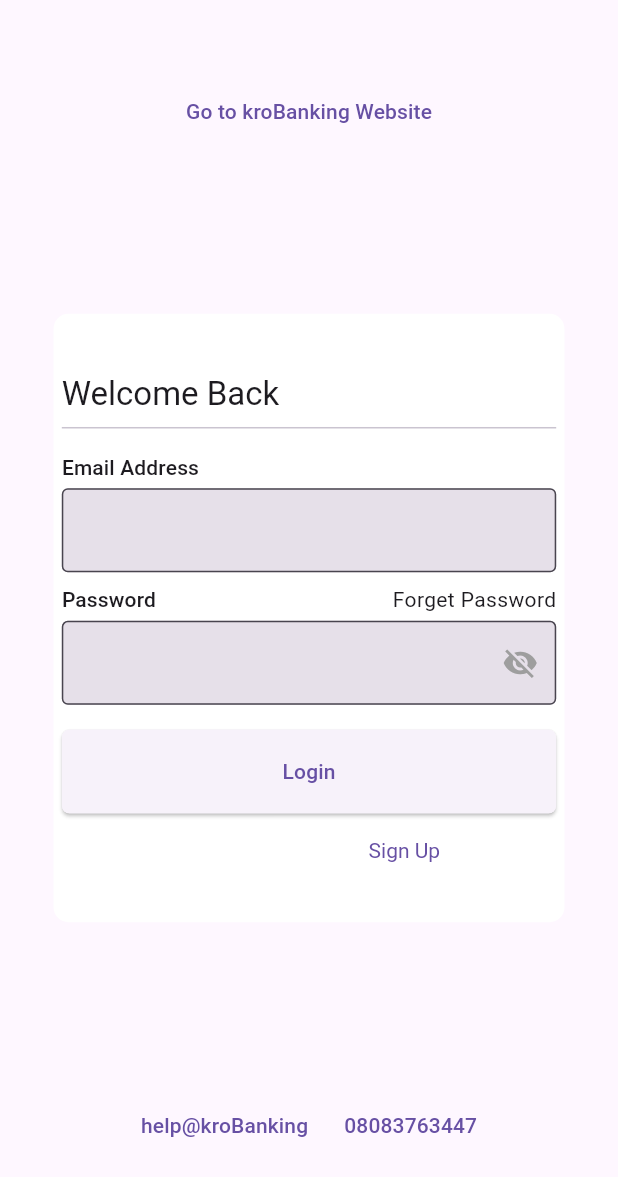
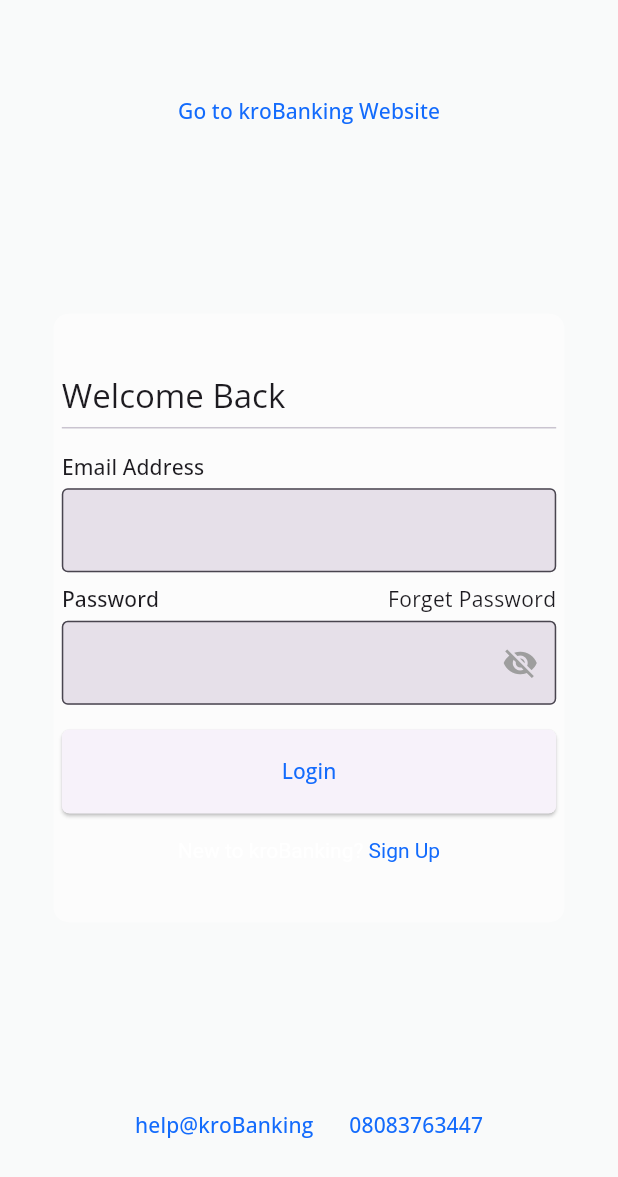
Before and after one commit to oyen-bright/kro-Banking, a Flutter app: the screen it shows after launch, on a phone screen of 412 x 824 dp. Shown: the top 1177 px of the screen. Run offline on Flutter 3.47's test engine with Material 3 defaults, Android fonts, the phone set to English and light mode, and no system bars; drawn by our look-alikes of toastification; our stand-ins replace auto_size_text, bloc, cloud_firestore, firebase_auth, firebase_core, flutter_animate and 15 more; accounts and stored records are empty; statements that could not run were skipped.

Commit message:
App theme change -updaet primary color - update app font

```diff
--- a/lib/theme/app_colors.dart
+++ b/lib/theme/app_colors.dart
@@ -3,5 +3,12 @@ import 'package:flutter/material.dart';
 class AppColors {
   AppColors._();
 
-  static const kBgWhite = Colors.white;
+  static const Color colorFCFCFC = Color(0xFFFCFCFC);
+
+  // static const kBgWhite = Colors.white;
+  static const kBgWhite = colorFCFCFC;
+
+  static const Color color136BFC = Color(0xFF136BFC);
+  static const Color color1E1E1E = Color(0xFF1E1E1E);
+  static const Color color249250250 = Color.fromRGBO(249, 250, 250, 1.0);
 }
--- a/lib/theme/app_theme.dart
+++ b/lib/theme/app_theme.dart
@@ -1,9 +1,21 @@
 import 'package:flutter/material.dart';
+import 'package:google_fonts/google_fonts.dart';
+import 'package:kro_banking/theme/app_colors.dart';
 
 class AppTheme {
   AppTheme._();
 
   static ThemeData get theme {
-    return ThemeData();
+    // return ThemeData();
+
+    var baseTheme = ThemeData(brightness: Brightness.light);
+
+    return baseTheme.copyWith(
+      colorScheme: baseTheme.colorScheme.copyWith(
+        primary: AppColors.color136BFC,
+      ),
+      scaffoldBackgroundColor: AppColors.color249250250,
+      textTheme: GoogleFonts.openSansTextTheme(baseTheme.textTheme),
+    );
   }
 }
--- a/lib/views/layout/components/siderbar.dart
+++ b/lib/views/layout/components/siderbar.dart
@@ -18,8 +18,8 @@ final menuItems = [
     'icon': Icons.input,
     'route': AppRoutes.transactionHistory
   },
+  {'title': 'Bills', 'icon': Icons.payment, 'route': AppRoutes.billPayments},
   {'title': 'Account', 'icon': Icons.wallet, 'route': AppRoutes.accounts},
-  {'title': 'Bills', 'icon': Icons.payment, 'route': AppRoutes.billPayments},
   {
     'title': 'Investment',
     'icon': Icons.analytics,
--- a/pubspec.yaml
+++ b/pubspec.yaml
@@ -59,6 +59,7 @@ dependencies:
   url_strategy: ^0.2.0
 
 dev_dependencies:
+  bloc_test: ^9.0.0
   build_runner: ^2.4.6
   flutter_lints: ^3.0.0
   flutter_test:
@@ -66,10 +67,9 @@ dev_dependencies:
   freezed: ^2.4.5
   injectable_generator: null
   json_serializable: ^6.7.1
+  mockito: ^5.0.0
   mocktail: ^1.0.3
   very_good_analysis: ^5.1.0
-  bloc_test: ^9.0.0
-  mockito: ^5.0.0
 
 # For information on the generic Dart part of this file, see the
 # following page: https://dart.dev/tools/pub/pubspec
```
